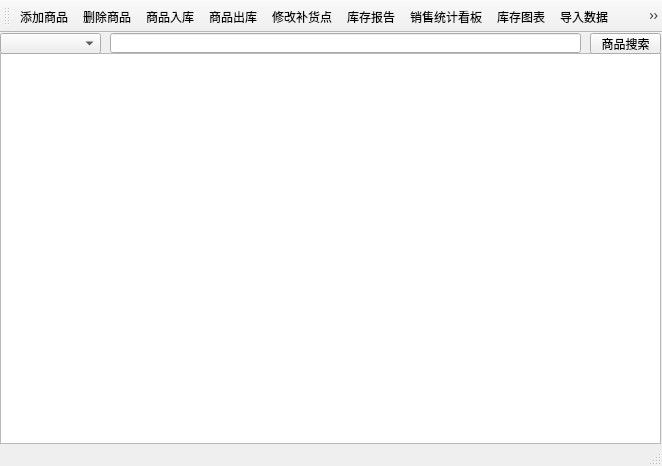
Old version of the form src/Product/Product.ui in the repository rainvie/QTSupermarket.
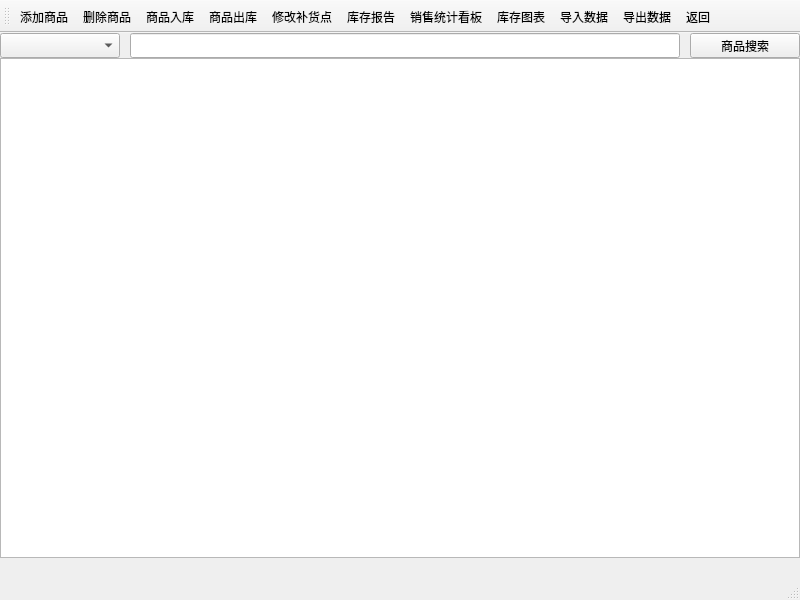
New version of the form. Icons and pictures are not drawn.

Patch:
```diff
--- a/src/Product/Product.ui
+++ b/src/Product/Product.ui
@@ -6,8 +6,8 @@
    <rect>
     <x>0</x>
     <y>0</y>
-    <width>662</width>
-    <height>466</height>
+    <width>800</width>
+    <height>600</height>
    </rect>
   </property>
   <property name="windowTitle">
@@ -18,9 +18,9 @@
     <property name="geometry">
      <rect>
       <x>0</x>
-      <y>20</y>
-      <width>661</width>
-      <height>391</height>
+      <y>25</y>
+      <width>800</width>
+      <height>500</height>
      </rect>
     </property>
    </widget>
@@ -29,28 +29,28 @@
      <rect>
       <x>0</x>
       <y>0</y>
-      <width>101</width>
-      <height>21</height>
+      <width>120</width>
+      <height>25</height>
      </rect>
     </property>
    </widget>
    <widget class="QLineEdit" name="searchLineEdit">
     <property name="geometry">
      <rect>
-      <x>110</x>
+      <x>130</x>
       <y>0</y>
-      <width>471</width>
-      <height>20</height>
+      <width>550</width>
+      <height>25</height>
      </rect>
     </property>
    </widget>
    <widget class="QPushButton" name="Search_Product">
     <property name="geometry">
      <rect>
-      <x>590</x>
+      <x>690</x>
       <y>0</y>
-      <width>71</width>
-      <height>21</height>
+      <width>110</width>
+      <height>25</height>
      </rect>
     </property>
     <property name="text">
```
